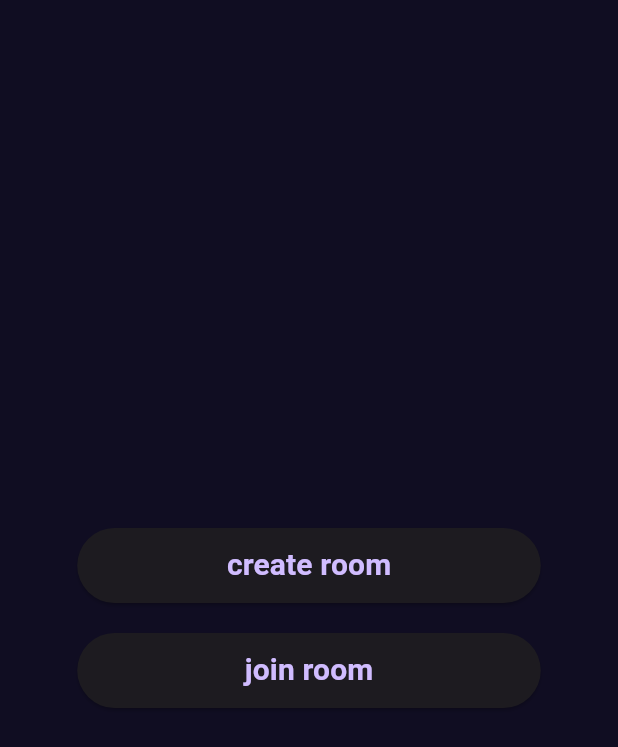
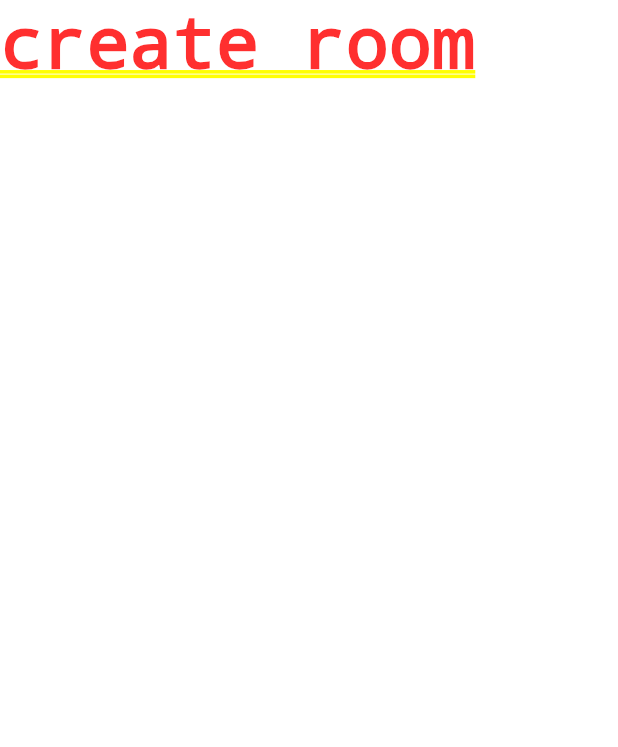
Before and after one commit to Suvisuttikasame/tic-tac-toe-flutter, a Flutter app: the screen it shows after launch, after a tap on "create room", on a phone screen of 412 x 824 dp. Shown: the top 747 px of the screen. Run offline on Flutter 3.47's test engine with Material 3 defaults, Android fonts, the phone set to English and light mode, and no system bars.

```diff
--- a/lib/main.dart
+++ b/lib/main.dart
@@ -1,4 +1,6 @@
 import 'package:flutter/material.dart';
+import 'package:tic_tac_toe/screens/create_room.dart';
+import 'package:tic_tac_toe/screens/join_room.dart';
 import 'package:tic_tac_toe/screens/main_menu.dart';
 import 'package:tic_tac_toe/utils/colors.dart';
 
@@ -16,6 +18,12 @@ class MyApp extends StatelessWidget {
       title: 'Flutter Demo',
       theme: ThemeData.dark(useMaterial3: true)
           .copyWith(scaffoldBackgroundColor: bgColor),
+      routes: {
+        MainMenu.mainMenuRoute: (context) => const MainMenu(),
+        JoinRoom.joinRoomRoute: (context) => const JoinRoom(),
+        CreateRoom.createRoomRoute: (context) => const CreateRoom(),
+      },
+      initialRoute: MainMenu.mainMenuRoute,
       home: const MainMenu(),
     );
   }
--- /dev/null
+++ b/lib/screens/create_room.dart
@@ -0,0 +1,11 @@
+import 'package:flutter/material.dart';
+
+class CreateRoom extends StatelessWidget {
+  static String createRoomRoute = '/create-room';
+  const CreateRoom({super.key});
+
+  @override
+  Widget build(BuildContext context) {
+    return const Text('create room');
+  }
+}
--- a/lib/screens/main_menu.dart
+++ b/lib/screens/main_menu.dart
@@ -1,8 +1,24 @@
 import "package:flutter/material.dart";
+import "package:tic_tac_toe/screens/create_room.dart";
+import "package:tic_tac_toe/screens/join_room.dart";
 import "package:tic_tac_toe/widgets/custom_button.dart";
 
-class MainMenu extends StatelessWidget {
+class MainMenu extends StatefulWidget {
+  static String mainMenuRoute = 'main-menu';
   const MainMenu({super.key});
+
+  @override
+  State<MainMenu> createState() => _MainMenuState();
+}
+
+class _MainMenuState extends State<MainMenu> {
+  void goToCreateRoom() {
+    Navigator.pushNamed(context, CreateRoom.createRoomRoute);
+  }
+
+  void goToJoinRoom() {
+    Navigator.pushNamed(context, JoinRoom.joinRoomRoute);
+  }
 
   @override
   Widget build(BuildContext context) {
@@ -13,11 +29,13 @@ class MainMenu extends StatelessWidget {
           mainAxisAlignment: MainAxisAlignment.center,
           crossAxisAlignment: CrossAxisAlignment.center,
           children: [
-            CustomButton(onPressed: () {}, buttonLabel: 'create room'),
+            CustomButton(
+                onPressed: () => goToCreateRoom(), buttonLabel: 'create room'),
             const SizedBox(
               height: 20,
             ),
-            CustomButton(onPressed: () {}, buttonLabel: 'join room'),
+            CustomButton(
+                onPressed: () => goToJoinRoom(), buttonLabel: 'join room'),
           ],
         ),
       ),
```
Also changed, not shown: lib/screens/join_room.dart (added, +11 -0 lines).
